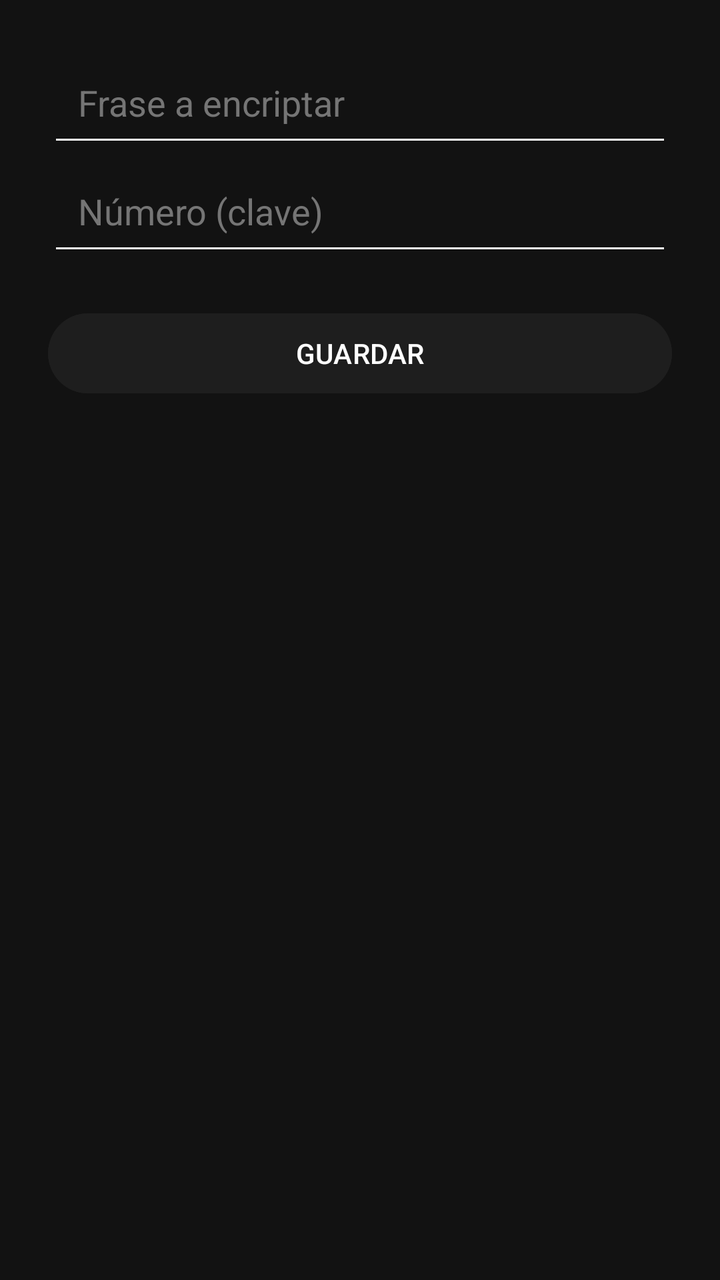
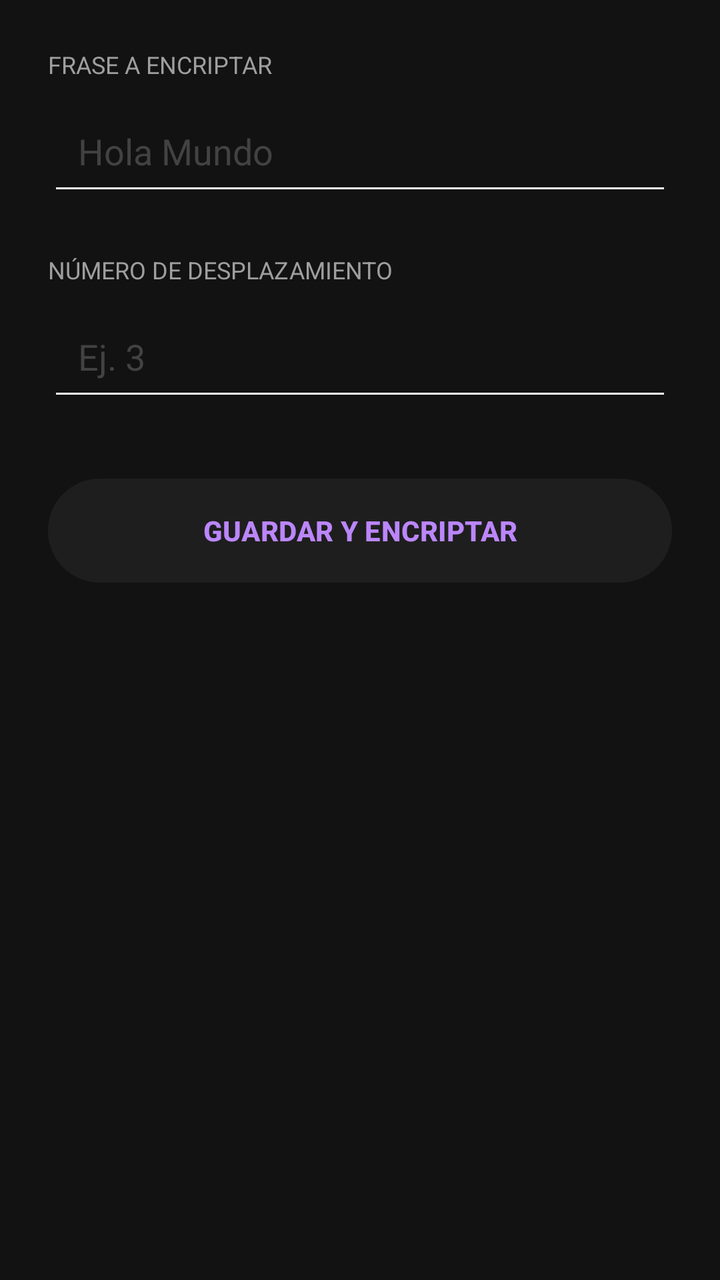

The first picture is an Android layout as it rendered before a commit; the second is the same layout after the commit. The layout source and the unified diff follow.
<!-- AndroidManifest.xml: application theme Theme.ExamenCardiel -->
<!-- res/layout/activity_encriptar.xml -->
<?xml version="1.0" encoding="utf-8"?>
<LinearLayout xmlns:android="http://schemas.android.com/apk/res/android"
    android:id="@+id/main"
    android:layout_width="match_parent"
    android:layout_height="match_parent"
    android:orientation="vertical"
    android:padding="24dp"
    android:background="#121212">

    <EditText
        android:id="@+id/etFrase"
        android:layout_width="match_parent"
        android:layout_height="wrap_content"
        android:hint="Frase a encriptar"
        android:textColor="#FFFFFF"
        android:textColorHint="#757575"
        android:backgroundTint="#FFFFFF"
        android:padding="15dp" />

    <EditText
        android:id="@+id/etDesplazamiento"
        android:layout_width="match_parent"
        android:layout_height="wrap_content"
        android:hint="Número (clave)"
        android:textColor="#FFFFFF"
        android:textColorHint="#757575"
        android:backgroundTint="#FFFFFF"
        android:inputType="number"
        android:padding="15dp" />

    <Button
        android:id="@+id/btnGuardar"
        android:layout_width="match_parent"
        android:layout_height="wrap_content"
        android:text="GUARDAR"
        android:backgroundTint="#1E1E1E"
        android:textColor="#FFFFFF"
        android:layout_marginTop="20dp" />
</LinearLayout>
<!-- resources referenced by this layout -->
<resources>
  <style name="Theme.ExamenCardiel" parent="Base.Theme.ExamenCardiel" />
  <style name="Base.Theme.ExamenCardiel" parent="Theme.Material3.DayNight.NoActionBar">
          
          
      </style>
</resources>

<!-- the commit's change to res/layout/activity_encriptar.xml (unified diff, before → after) -->
@@ -7,23 +7,40 @@
     android:padding="24dp"
     android:background="#121212">
 
+    <TextView
+        android:layout_width="wrap_content"
+        android:layout_height="wrap_content"
+        android:text="FRASE A ENCRIPTAR"
+        android:textColor="#9E9E9E"
+        android:textSize="12sp"
+        android:layout_marginBottom="8dp" />
+
     <EditText
         android:id="@+id/etFrase"
         android:layout_width="match_parent"
         android:layout_height="wrap_content"
-        android:hint="Frase a encriptar"
+        android:hint="Hola Mundo"
         android:textColor="#FFFFFF"
-        android:textColorHint="#757575"
+        android:textColorHint="#424242"
         android:backgroundTint="#FFFFFF"
-        android:padding="15dp" />
+        android:padding="15dp"
+        android:layout_marginBottom="24dp" />
+
+    <TextView
+        android:layout_width="wrap_content"
+        android:layout_height="wrap_content"
+        android:text="NÚMERO DE DESPLAZAMIENTO"
+        android:textColor="#9E9E9E"
+        android:textSize="12sp"
+        android:layout_marginBottom="8dp" />
 
     <EditText
         android:id="@+id/etDesplazamiento"
         android:layout_width="match_parent"
         android:layout_height="wrap_content"
-        android:hint="Número (clave)"
+        android:hint="Ej. 3"
         android:textColor="#FFFFFF"
-        android:textColorHint="#757575"
+        android:textColorHint="#424242"
         android:backgroundTint="#FFFFFF"
         android:inputType="number"
         android:padding="15dp" />
@@ -31,9 +48,11 @@
     <Button
         android:id="@+id/btnGuardar"
         android:layout_width="match_parent"
-        android:layout_height="wrap_content"
-        android:text="GUARDAR"
+        android:layout_height="60dp"
+        android:text="GUARDAR Y ENCRIPTAR"
         android:backgroundTint="#1E1E1E"
-        android:textColor="#FFFFFF"
-        android:layout_marginTop="20dp" />
+        android:textColor="#BB86FC"
+        android:textStyle="bold"
+        android:layout_marginTop="30dp" />
+
 </LinearLayout>
